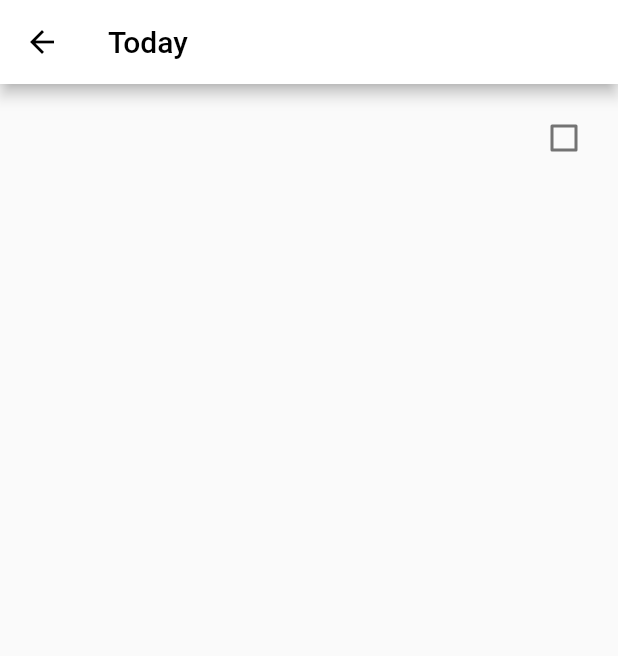
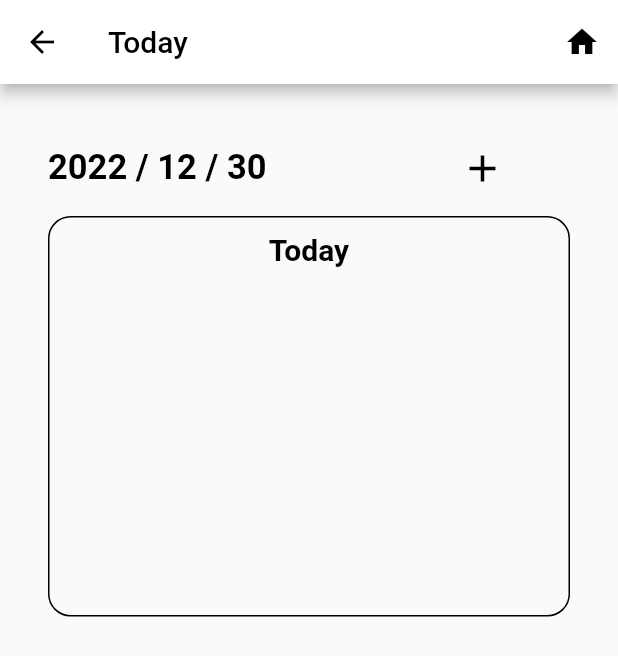
Before and after one commit to KastanEr/To-do-List-App, a Flutter app: the todayListView screen opened directly, on a phone screen of 412 x 824 dp. Shown: the top 656 px of the screen. Run offline on Flutter 3.47's test engine with Material 2 defaults, Android fonts, the light colour scheme and no system bars; our stand-ins replace firebase_auth, firebase_core, image_picker; missing offline and left inert: checkbox_grouped; accounts and stored records are empty.

Commit message:
today, selectphoto, profile add edit theme on app.dart

```diff
--- a/lib/app.dart
+++ b/lib/app.dart
@@ -1,29 +1,30 @@
 import 'package:flutter/material.dart';
 import 'package:todolist/menu.dart';
 import 'package:todolist/profile.dart';
-import 'package:todolist/today.dart';
 import 'package:todolist/upcomming.dart';
 
 import 'home.dart';
-import 'login.dart';
+import 'today.dart';
 import 'mypage.dart';
 
 class TodoApp extends StatelessWidget {
   const TodoApp({Key? key}) : super(key: key);
 
-  static const MaterialColor white = const MaterialColor(
+  static const Color black = Color(0xFF000000);
+
+  static const MaterialColor paleYellow = const MaterialColor(
     0xFFFFFFFF,
     const <int, Color>{
-      50: const Color(0xFFFFFFFF),
-      100: const Color(0xFFFFFFFF),
-      200: const Color(0xFFFFFFFF),
-      300: const Color(0xFFFFFFFF),
-      400: const Color(0xFFFFFFFF),
-      500: const Color(0xFFFFFFFF),
-      600: const Color(0xFFFFFFFF),
-      700: const Color(0xFFFFFFFF),
-      800: const Color(0xFFFFFFFF),
-      900: const Color(0xFFFFFFFF),
+      50: const Color(0xfffef8),
+      100: const Color(0xfffef8),
+      200: const Color(0xfffef8),
+      300: const Color(0xfffef8),
+      400: const Color(0xfffef8),
+      500: const Color(0xfffef8),
+      600: const Color(0xfffef8),
+      700: const Color(0xfffef8),
+      800: const Color(0xfffef8),
+      900: const Color(0xfffef8),
     },
   );
 
@@ -32,7 +33,17 @@ class TodoApp extends StatelessWidget {
     return MaterialApp(
       debugShowCheckedModeBanner: false,
       theme: ThemeData(
-        primarySwatch: white,
+        primaryTextTheme: Typography(platform: TargetPlatform.iOS).black,
+        primarySwatch: paleYellow,
+        iconTheme: const IconThemeData(color: Colors.black),
+        buttonTheme: ButtonThemeData(
+          textTheme: ButtonTextTheme.primary),
+        textTheme: const TextTheme(
+          headline1: TextStyle(fontSize: 72, color: black, fontWeight: FontWeight.bold),
+          headline2: TextStyle(fontSize: 36, color: black, fontStyle: FontStyle.italic),
+          bodyText1: TextStyle(fontSize: 14, color: black),
+          bodyText2: TextStyle(fontSize: 10, color: black),
+        ),
         brightness: Brightness.light,
       ),
       darkTheme: ThemeData(
@@ -44,7 +55,7 @@ class TodoApp extends StatelessWidget {
         '/': (BuildContext context) => const HomePage(),
         '/menu': (BuildContext context) => const MenuPage(),
         '/upcomming': (BuildContext context) => const UpcommingPage(),
-        //'/today': (BuildContext context) => const Today(),
+        '/today': (BuildContext context) => const Today(),
         '/mypage': (BuildContext context) => const MyPage(),
         '/profile': (BuildContext context) => Profile(),
       },
--- a/lib/menu.dart
+++ b/lib/menu.dart
@@ -52,10 +52,10 @@ class _MenuPageState extends State<MenuPage> {
               title: const Text('오늘'),
               onTap: () {
                 print("오늘");
-                // Navigator.push(
-                //   context,
-                //   MaterialPageRoute(builder: (context) => const Today()),
-                // );
+                Navigator.push(
+                   context,
+                   MaterialPageRoute(builder: (context) => const Today()),
+                );
               },
             ),
             ListTile(
--- a/lib/model/today.dart
+++ b/lib/model/today.dart
@@ -1,10 +1,15 @@
+//import 'dart:js';
+//import 'package:flutter/material.dart';
 import 'package:intl/intl.dart';
+//import '../today.dart';
 import 'todo.dart';
+
 
 class Today {
   int numberOfTodo = 0;
   late int date;
   List<dynamic> content = <dynamic>[];
+  int _count = 0;
 
   Today({
     required int date,
--- a/lib/today.dart
+++ b/lib/today.dart
@@ -1,59 +1,119 @@
+import 'package:checkbox_grouped/checkbox_grouped.dart';
 import 'package:flutter/material.dart';
+import 'package:intl/intl.dart';
+import 'home.dart';
+
 
 class Today extends StatelessWidget {
   const Today({Key? key}) : super(key: key);
+
   @override
   Widget build(BuildContext context) {
-    return todayListView();
+    return const todayListView();
   }
 }
 
 class todayListView extends StatefulWidget {
+  const todayListView({super.key});
+
   @override
   State<todayListView> createState() => _todayListViewState();
+
 }
 
+class addTodo extends ChangeNotifier {
+  final TextEditingController textEditingController = TextEditingController();
+  final ScrollController scrollController = ScrollController();
+}
+
+
 class _todayListViewState extends State<todayListView> {
-  bool _ischecked = false;
+  List<bool> ischecked = [];
+  List<bool> isStarCheck = [];
+
+  List<String> tasks = ['개인과제','프로젝트','플러터','개인과제','프로젝트','플러터'];
+
+  ListGroupController controller = ListGroupController();
+
   @override
   Widget build(BuildContext context) {
+
+    String getToday() {
+      DateTime now = DateTime.now();
+      DateFormat formatter = DateFormat('yyyy / MM / dd');
+      var strToday = formatter.format(now);
+      return strToday;
+    }
+
     return Scaffold(
       appBar: AppBar(
         title: const Text('Today'),
+        automaticallyImplyLeading: true,
+        actions: <Widget>[
+          IconButton(
+            onPressed: () => {
+              Navigator.push(
+                context,
+                MaterialPageRoute(builder: (context) => const HomePage()),)
+            },
+            icon: const Icon(Icons.home),
+          ),
+        ],
       ),
-      body: SafeArea(
-        child: CheckboxListTile(
-          value: _ischecked,
-          title: Text(''),
-          subtitle: Text(''),
-          onChanged: (bool? value) {
-            setState(() {
-              _ischecked = value!;
-            });
-          },
-          activeColor: Colors.black,
-          checkColor: Colors.white,
-          isThreeLine: false,
-          selected: _ischecked,
+
+
+      body: Container(
+        margin: const EdgeInsets.all(16.0),
+        padding: const EdgeInsets.all(16.0),
+        child: Column(
+            children: <Widget>[
+              Row(
+                children: [
+                  Text(getToday(),
+                      style: const TextStyle(fontSize: 23, fontWeight: FontWeight.bold)),
+                  const SizedBox(width: 120,),
+                  IconButton(
+                    onPressed: () => const Text('addtodo()'),
+                    icon: const Icon(Icons.add, size: 30,),
+                  ),
+                ],
+              ),
+              const SizedBox(
+                height: 8,
+              ),
+              Column(
+                  children: [
+                    Container(
+                      decoration: BoxDecoration(
+                        border: Border.all(
+                          width: 1,
+                          color: Colors.black,
+                        ),
+                        borderRadius: const BorderRadius.all(
+                            Radius.circular(15.0)
+                        ),
+                      ),
+                      child: Column(//////or  Row?
+                          children:[
+                            const SizedBox(
+                              height: 10,),
+                            const Text("Today",
+                                style: TextStyle(fontSize: 20, fontWeight: FontWeight.bold)),
+
+                            Container(
+                              margin: const EdgeInsets.all(16.0),
+                              padding: const EdgeInsets.all(16.0),
+                              height: 200,
+                              //child: MyStatefulWidget(),
+                            )
+                          ]
+                      ),),
+                  ]
+              ),
+
+
+            ]
         ),
-        // child: ListView(
-        // children: <Widget>[
-        //   ListTile(
-        //     title: Text(''),
-        //     subtitle: Text(''),
-        //     trailing: IconButton(onPressed: Icon(Icons.star), icon: Icon(Icons.star_border)),
-        //   ),
-        //   Divider(
-        //     height: 10,
-        //     thickness: 1,
-        //     indent: 10,
-        //     endIndent: 10,
-        //   ),
-        //   ListTile(
-        //     leading: Icon(Icons.groups_sharp),
-        //     title: Text('커뮤니티'),
-        //   ),
-        // ]),
       ),
     );
   }
--- a/pubspec.yaml
+++ b/pubspec.yaml
@@ -67,9 +67,8 @@ flutter:
   uses-material-design: true
 
   # To add assets to your application, add an assets section, like this:
-  # assets:
-  #   - images/a_dot_burr.jpeg
-  #   - images/a_dot_ham.jpeg
+  assets:
+    - 3D_avatar/
 
   # An image asset can refer to one or more resolution-specific "variants", see
   # https://flutter.dev/assets-and-images/#resolution-aware
```
Also changed, not shown: lib/profile.dart (+61 -40 lines), lib/selecphoto.dart (+20 -9 lines), 3D avatar/3D avatar-1.png (deleted), 3D avatar/3D avatar-2.png (deleted), 3D avatar/3D avatar-3.png (deleted), 3D avatar/3D avatar-4.png (deleted), 3D avatar/3D avatar-5.png (deleted), 3D avatar/3D avatar-6.png (deleted), lib/model/user.dart (line endings or trailing spaces), pubspec.lock, 3 other files.
